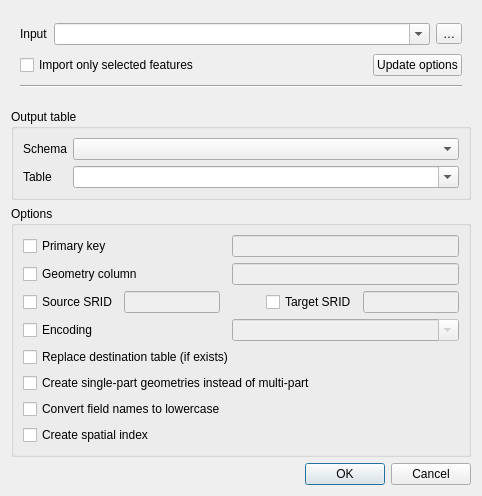
The window that python/plugins/db_manager/ui/DlgImportVector.ui (qgis/QGIS) describes before a commit, drawn with Qt 5.
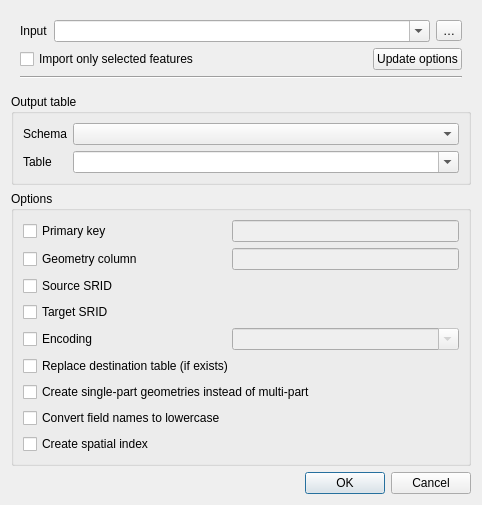
The same window after the commit. Custom widgets are drawn as their Qt base class.

Commit message: use crs widget picker in db_manager

Diff of the .ui file:
```diff
--- a/python/plugins/db_manager/ui/DlgImportVector.ui
+++ b/python/plugins/db_manager/ui/DlgImportVector.ui
@@ -153,6 +153,13 @@
       <string>Options</string>
      </property>
      <layout class="QGridLayout" name="gridLayout">
+      <item row="5" column="0" colspan="2">
+       <widget class="QCheckBox" name="chkDropTable">
+        <property name="text">
+         <string>Replace destination table (if exists)</string>
+        </property>
+       </widget>
+      </item>
       <item row="0" column="0">
        <widget class="QCheckBox" name="chkPrimaryKey">
         <property name="text">
@@ -181,62 +188,14 @@
         </property>
        </widget>
       </item>
-      <item row="2" column="0" colspan="2">
-       <layout class="QHBoxLayout" name="horizontalLayout">
-        <item>
-         <widget class="QCheckBox" name="chkSourceSrid">
-          <property name="text">
-           <string>Source SRID</string>
-          </property>
-         </widget>
-        </item>
-        <item>
-         <widget class="QLineEdit" name="editSourceSrid">
-          <property name="enabled">
-           <bool>false</bool>
-          </property>
-         </widget>
-        </item>
-        <item>
-         <spacer name="spacer">
-          <property name="orientation">
-           <enum>Qt::Horizontal</enum>
-          </property>
-          <property name="sizeType">
-           <enum>QSizePolicy::Fixed</enum>
-          </property>
-          <property name="sizeHint" stdset="0">
-           <size>
-            <width>40</width>
-            <height>20</height>
-           </size>
-          </property>
-         </spacer>
-        </item>
-        <item>
-         <widget class="QCheckBox" name="chkTargetSrid">
-          <property name="text">
-           <string>Target SRID</string>
-          </property>
-         </widget>
-        </item>
-        <item>
-         <widget class="QLineEdit" name="editTargetSrid">
-          <property name="enabled">
-           <bool>false</bool>
-          </property>
-         </widget>
-        </item>
-       </layout>
-      </item>
-      <item row="3" column="0">
+      <item row="4" column="0">
        <widget class="QCheckBox" name="chkEncoding">
         <property name="text">
          <string>Encoding</string>
         </property>
        </widget>
       </item>
-      <item row="3" column="1">
+      <item row="4" column="1">
        <widget class="QComboBox" name="cboEncoding">
         <property name="enabled">
          <bool>false</bool>
@@ -246,34 +205,55 @@
         </property>
        </widget>
       </item>
-      <item row="6" column="0" colspan="2">
+      <item row="7" column="0" colspan="2">
        <widget class="QCheckBox" name="chkSinglePart">
         <property name="text">
          <string>Create single-part geometries instead of multi-part</string>
         </property>
        </widget>
       </item>
-      <item row="8" column="0" colspan="2">
+      <item row="9" column="0" colspan="2">
        <widget class="QCheckBox" name="chkSpatialIndex">
         <property name="text">
          <string>Create spatial index</string>
         </property>
        </widget>
       </item>
-      <item row="4" column="0" colspan="2">
-       <widget class="QCheckBox" name="chkDropTable">
-        <property name="text">
-         <string>Replace destination table (if exists)</string>
-        </property>
-       </widget>
-      </item>
-      <item row="7" column="0">
+      <item row="8" column="0">
        <widget class="QCheckBox" name="chkLowercaseFieldNames">
         <property name="text">
          <string>Convert field names to lowercase</string>
         </property>
        </widget>
       </item>
+      <item row="3" column="0">
+       <widget class="QCheckBox" name="chkTargetSrid">
+        <property name="text">
+         <string>Target SRID</string>
+        </property>
+       </widget>
+      </item>
+      <item row="3" column="1">
+       <widget class="QgsProjectionSelectionWidget" name="widgetTargetSrid" native="true">
+        <property name="enabled">
+         <bool>false</bool>
+        </property>
+       </widget>
+      </item>
+      <item row="2" column="1">
+       <widget class="QgsProjectionSelectionWidget" name="widgetSourceSrid" native="true">
+        <property name="enabled">
+         <bool>false</bool>
+        </property>
+       </widget>
+      </item>
+      <item row="2" column="0">
+       <widget class="QCheckBox" name="chkSourceSrid">
+        <property name="text">
+         <string>Source SRID</string>
+        </property>
+       </widget>
+      </item>
      </layout>
     </widget>
    </item>
@@ -293,6 +273,14 @@
   <zorder>groupBox_3</zorder>
   <zorder>wdgInput</zorder>
  </widget>
+ <customwidgets>
+  <customwidget>
+   <class>QgsProjectionSelectionWidget</class>
+   <extends>QWidget</extends>
+   <header>qgis.gui</header>
+   <container>1</container>
+  </customwidget>
+ </customwidgets>
  <tabstops>
   <tabstop>chkSourceSrid</tabstop>
   <tabstop>editSourceSrid</tabstop>
```
Left out of the diff: 111 changed lines with no effect on the pictures. The commit also changes 1 other file.
